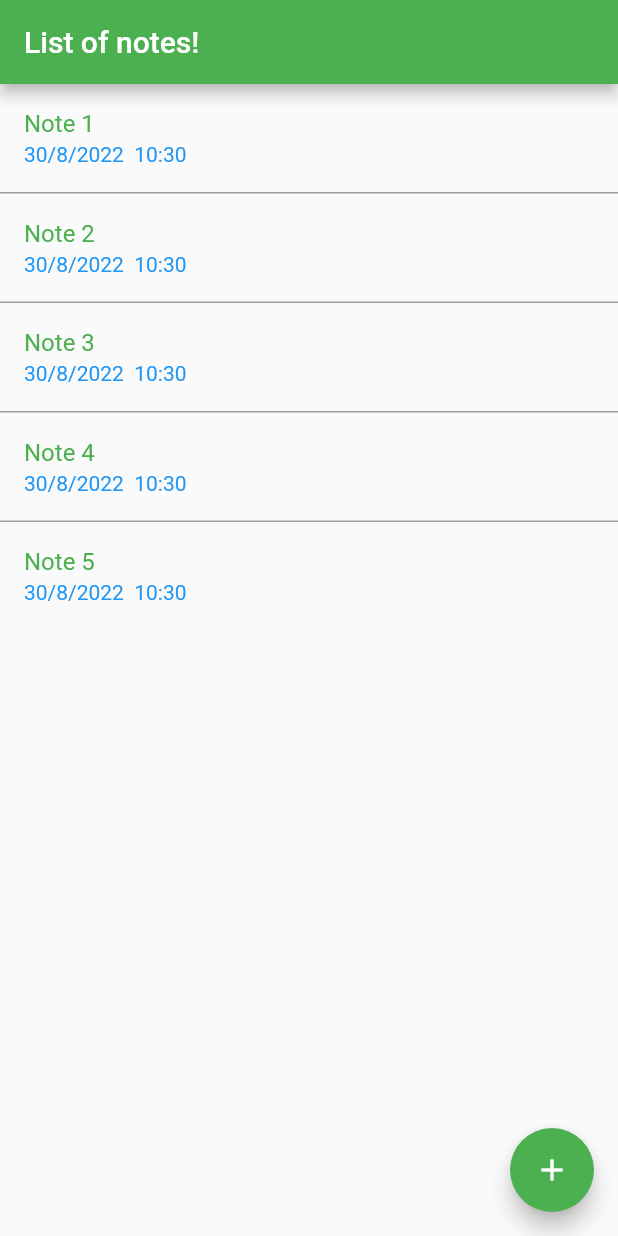
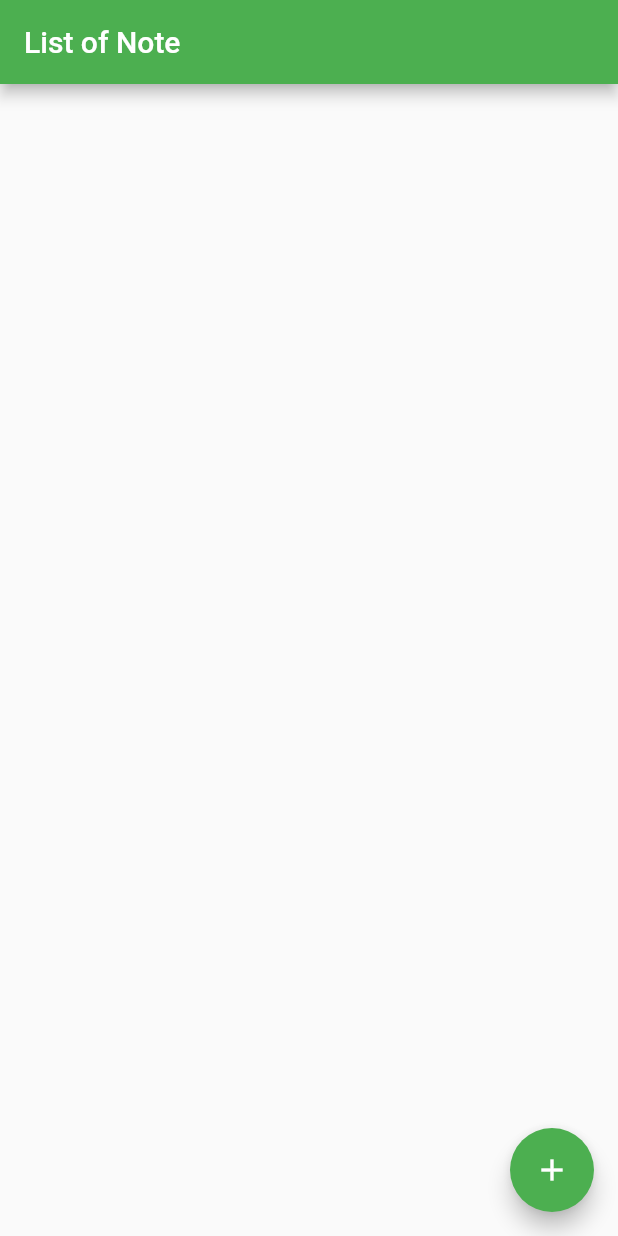
Before and after one commit to Tolulope05/modern_note_app, a Flutter app: the screen it shows after launch, on a phone screen of 412 x 824 dp. Run offline on Flutter 3.47's test engine with Material 2 defaults, Android fonts, the phone set to English and light mode, and no system bars; our stand-ins replace get_it; network calls fail.

Commit message:
used get it service to fetch all note from server

```diff
--- a/lib/main.dart
+++ b/lib/main.dart
@@ -13,7 +13,7 @@ void main() {
 
 void setupLocator() {
   GetIt.I.registerLazySingleton(() => NoteServices());
-  GetIt.I<NoteServices>();
+  // GetIt.I<NoteServices>();
 }
 
 class MyApp extends StatelessWidget {
--- /dev/null
+++ b/lib/models/api_response.dart
@@ -0,0 +1,10 @@
+class APIResponse<T> {
+  T data;
+  bool error;
+  String? errorMessage;
+  APIResponse({
+    required this.data,
+    this.error = false,
+    this.errorMessage,
+  });
+}
--- a/lib/screens/note_list.dart
+++ b/lib/screens/note_list.dart
@@ -1,31 +1,58 @@
 import 'package:flutter/material.dart';
 import 'package:get_it/get_it.dart';
 import 'package:note_app/const/colors.dart';
+import 'package:note_app/models/api_response.dart';
 import 'package:note_app/models/note_for_listing.dart';
 import 'package:note_app/services/note_services.dart';
 import 'package:note_app/widgets/note_delete_dialogue.dart';
 import 'package:note_app/screens/note_modify.dart';
 
-class NoteList extends StatelessWidget {
+class NoteList extends StatefulWidget {
   NoteList({
     Key? key,
   }) : super(key: key);
 
+  @override
+  State<NoteList> createState() => _NoteListState();
+}
+
+class _NoteListState extends State<NoteList> {
   NoteServices get service => GetIt.I<NoteServices>();
+
   String dateConverter(DateTime date) {
     return NoteServices().getFormattedDateTime(date);
   }
 
+  late APIResponse<List<NoteForListing>> _apiResponse;
+
+  bool _isLoading = true;
+
+  @override
+  void initState() {
+    _fetchNotes();
+    super.initState();
+  }
+
+  void _fetchNotes() async {
+    setState(() {
+      _isLoading = true;
+    });
+    _apiResponse = await service.getNoteList();
+    setState(() {
+      _isLoading = false;
+    });
+  }
+
   @override
   Widget build(BuildContext context) {
-    final List<NoteForListing> notes = service.getNoteList();
-
     return Scaffold(
-      appBar: AppBar(title: const Text("List of notes!")),
-      body: ListView.separated(
+      appBar: AppBar(title: const Text("List of Note")),
+      body: _isLoading
+          ? CircularProgressIndicator()
+          : ListView.separated(
               itemBuilder: ((context, index) {
                 return Dismissible(
-            key: ValueKey(notes[index].noteId),
+                  key: ValueKey(_apiResponse.data[index].noteId),
                   direction: DismissDirection.startToEnd,
                   onDismissed: (direction) {},
                   confirmDismiss: (direction) async {
@@ -49,18 +76,19 @@ class NoteList extends StatelessWidget {
                       Navigator.of(context).push(
                         MaterialPageRoute(
                           builder: (context) => NoteModify(
-                      noteId: notes[index].noteId,
+                            noteId: _apiResponse.data[index].noteId,
                           ),
                         ),
                       );
                     },
                     title: Text(
-                notes[index].noteTitle,
+                      _apiResponse.data[index].noteTitle,
                       style: TextStyle(color: Theme.of(context).primaryColor),
                     ),
                     subtitle: Text(
-                dateConverter(notes[index].lastEditDateTime),
-                style: TextStyle(color: Theme.of(context).secondaryHeaderColor),
+                      dateConverter(_apiResponse.data[index].lastEditDateTime),
+                      style: TextStyle(
+                          color: Theme.of(context).secondaryHeaderColor),
                     ),
                   ),
                 );
@@ -69,7 +97,7 @@ class NoteList extends StatelessWidget {
                 height: 1,
                 color: greyColor,
               ),
-        itemCount: 5,
+              itemCount: _apiResponse.data.length,
             ),
       floatingActionButton: FloatingActionButton(
         onPressed: () {
--- a/lib/services/note_services.dart
+++ b/lib/services/note_services.dart
@@ -1,65 +1,53 @@
+import 'dart:convert';
+
+import 'package:note_app/models/api_response.dart';
+import 'package:http/http.dart' as http;
+
 import '../models/note_for_listing.dart';
 
 class NoteServices {
-  List<NoteForListing> getNoteList() {
-    final List<NoteForListing> notes = [
-      NoteForListing(
-        noteId: "1",
-        noteTitle: "Note 1",
-        createdTime: DateTime.now(),
-        lastEditDateTime: DateTime.now(),
+  static const url = "api.notes.programmingaddict.com";
+  static const headers = <String, String>{
+    'apiKey': '08d771e2-7c49-1789-0eaa-32aff09f1471',
+  };
+
+  Future<APIResponse<List<NoteForListing>>> getNoteList() async {
+    return http
+        .get(
+      Uri.parse("$url/notes"),
+      headers: headers,
+    )
+        .then((data) {
+      if (data.statusCode == 200) {
+        final jsonData = json.decode(data.body);
+        final List<NoteForListing> notes = <NoteForListing>[];
+        for (var item in jsonData) {
+          final note = NoteForListing(
+            noteId: item['noteID'],
+            noteTitle: item['noteTitle'],
+            createdTime: DateTime.parse(item['createdTime']),
+            lastEditDateTime: DateTime.parse(
+              item['createdTime'] ?? null,
+            ),
+          );
+          notes.add(note);
+        }
+        return APIResponse<List<NoteForListing>>(
+          data: notes,
+        );
+      }
+      return APIResponse<List<NoteForListing>>(
+        error: true,
+        errorMessage: "An error occured",
+        data: <NoteForListing>[],
+      );
+    }).catchError(
+      (_) => APIResponse<List<NoteForListing>>(
+        error: true,
+        errorMessage: "An error occured",
+        data: <NoteForListing>[],
       ),
-      NoteForListing(
-        noteId: "2",
-        noteTitle: "Note 2",
-        createdTime: DateTime.now(),
-        lastEditDateTime: DateTime.now(),
-      ),
-      NoteForListing(
-        noteId: "3",
-        noteTitle: "Note 3",
-        createdTime: DateTime.now(),
-        lastEditDateTime: DateTime.now(),
-      ),
-      NoteForListing(
-        noteId: "4",
-        noteTitle: "Note 4",
-        createdTime: DateTime.now(),
-        lastEditDateTime: DateTime.now(),
-      ),
-      NoteForListing(
-        noteId: "5",
-        noteTitle: "Note 5",
-        createdTime: DateTime.now(),
-        lastEditDateTime: DateTime.now(),
-      ),
-      NoteForListing(
-        noteId: "6",
-        noteTitle: "Note 6",
-        createdTime: DateTime.now(),
-        lastEditDateTime: DateTime.now(),
-      ),
-      NoteForListing(
-        noteId: "7",
-        noteTitle: "Note 7",
-        createdTime: DateTime.now(),
-        lastEditDateTime: DateTime.now(),
-      ),
-      NoteForListing(
-        noteId: "8",
-        noteTitle: "Note 8",
-        createdTime: DateTime.now(),
-        lastEditDateTime: DateTime.now(),
-      ),
-      NoteForListing(
-        noteId: "9",
-        noteTitle: "Note 9",
-        createdTime: DateTime.now(),
-        lastEditDateTime: DateTime.now(),
-      ),
-    ];
-
-    return notes;
+    );
   }
 
   String getFormattedDateTime(DateTime date) {
```
Also changed, not shown: pubspec.yaml (+1 -6 lines), pubspec.lock. Lines whose indentation alone changed are shown as unchanged.
